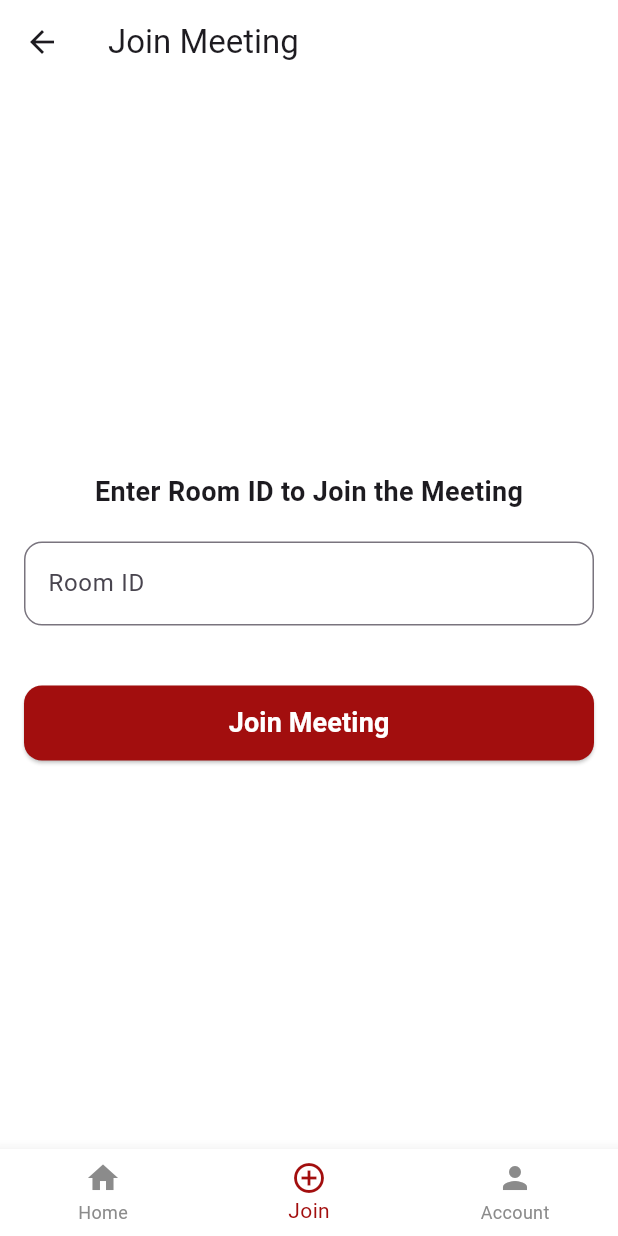
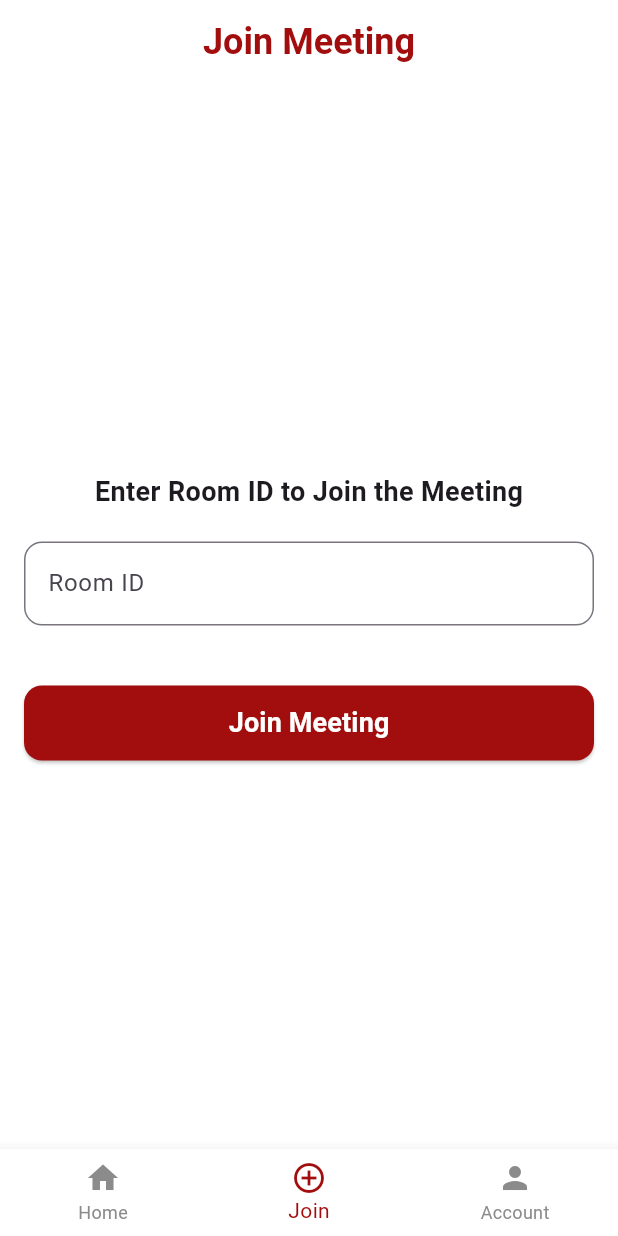
Before and after one commit to NugrohoRahmanto/belajar_mabrur_v.1.0, a Flutter app: the DashboardPage screen opened directly with empty values, item 2 of the bottom bar chosen, on a phone screen of 412 x 824 dp. Run offline on Flutter 3.47's test engine with Material 3 defaults, Android fonts, the light colour scheme and no system bars; missing offline and left inert: zego_uikit_prebuilt_live_audio_room.

Commit message:
[CHORE] adjustment ui

```diff
--- a/lib/dashboard.dart
+++ b/lib/dashboard.dart
@@ -20,13 +20,6 @@
 
 class _DashboardPageState extends State<DashboardPage> {
   int _selectedIndex = 0;
-
-  // Titles for each page
-  static const List<String> _titles = [
-    'Home', // Judul untuk Home
-    'Join Meeting', // Judul untuk Join Meeting (tidak akan ditampilkan di AppBar)
-    'Account', // Judul untuk Account (tidak akan ditampilkan di AppBar)
-  ];
 
   // Widget options
   late List<Widget> _widgetOptions;
@@ -55,7 +48,7 @@
       appBar: _selectedIndex == 0 // AppBar hanya untuk Home
           ? AppBar(
               title: Text(
-                _titles[_selectedIndex], // Judul hanya untuk Home
+                "Home", // Judul hanya untuk Home
                 style: const TextStyle(
                   fontSize: 24, // Perbesar ukuran font
                   fontWeight: FontWeight.bold,
--- a/lib/join_page.dart
+++ b/lib/join_page.dart
@@ -20,8 +20,18 @@
     return Scaffold(
       backgroundColor: Colors.white, // Set background color here
       appBar: AppBar(
-        title: const Text('Join Meeting'),
-        backgroundColor: Colors.white,
+        title: const Text(
+          'Join Meeting', // Judul di AppBar
+          style: TextStyle(
+            fontSize: 24, // Ukuran font besar
+            fontWeight: FontWeight.bold,
+            color: Color(0xFFA20E0E), // Warna merah untuk judul
+          ),
+        ),
+        centerTitle: true, // Judul di tengah
+        backgroundColor: Colors.white, // Warna putih untuk AppBar
+        elevation: 0, // Hilangkan bayangan
+        automaticallyImplyLeading: false, // Hilangkan tombol back
       ),
       body: Padding(
         padding: const EdgeInsets.all(16.0),
```
Also changed, not shown: lib/login.dart (+15 -10 lines), assets/images/logo.png, assets/images/logo1.png (added).
